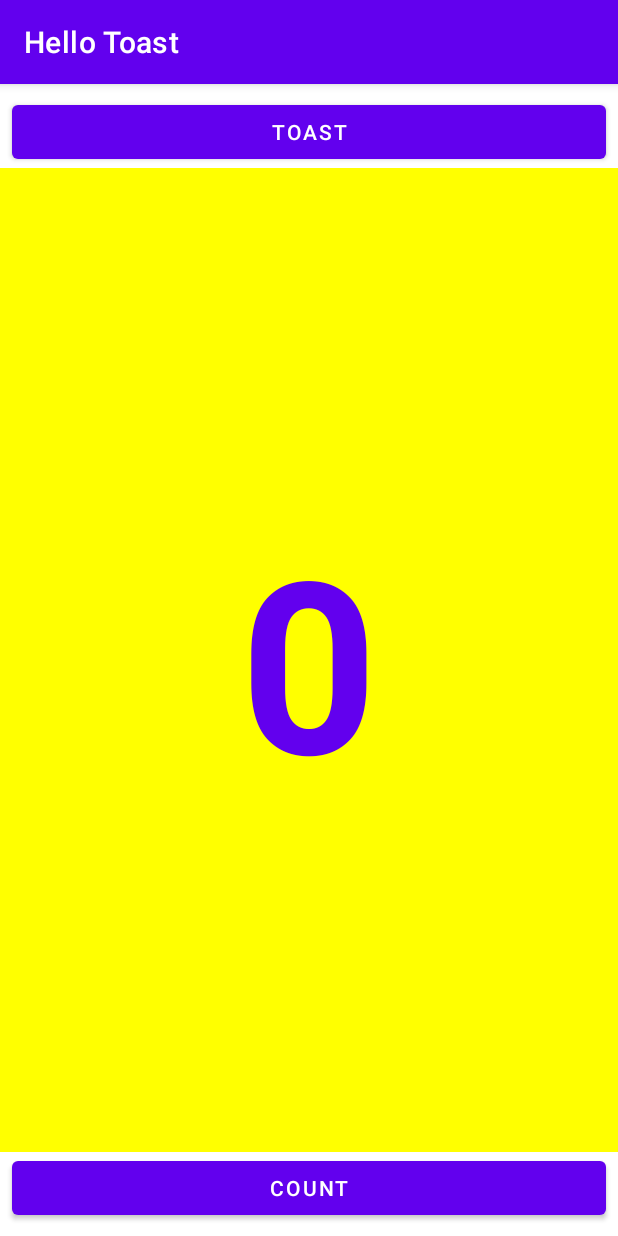
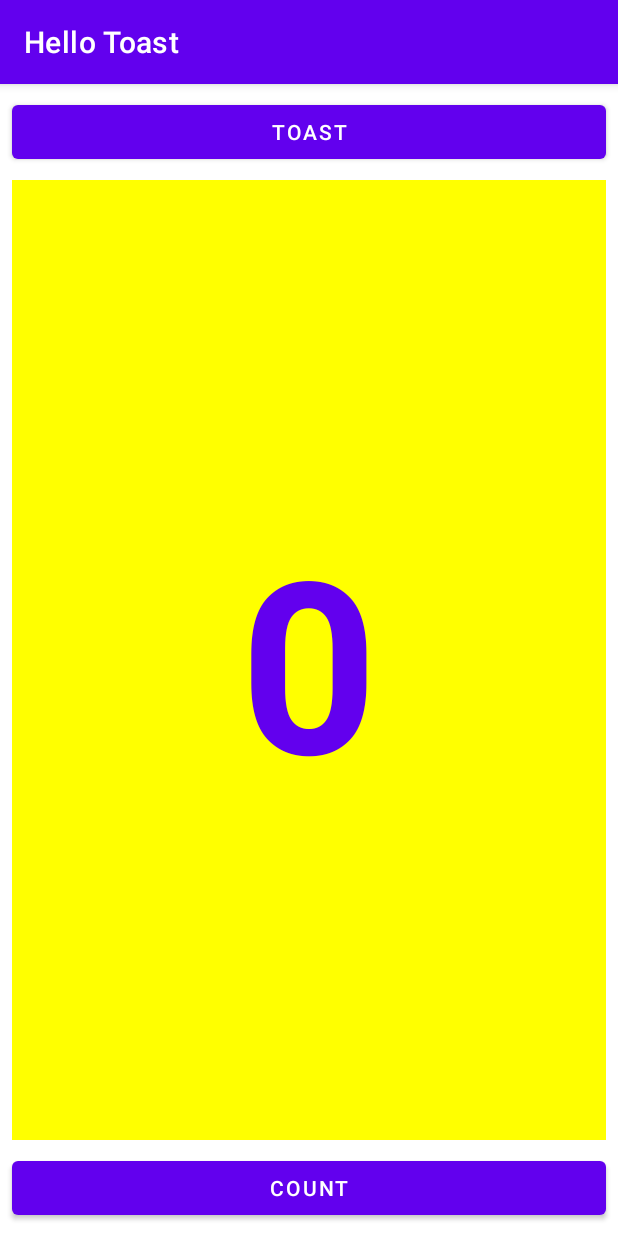
Before and after one commit to DashaVan/Andersen_hw2, an Android app: the screen it shows after launch (MainActivity), on a phone screen of 412 x 824 dp. Run offline under Robolectric (Android 15) with nearby library versions, the phone set to English and light mode, and no system bars; 4 statements that could not run were skipped.

Commit message:
lesson 1.2/B - task2 LinearLayout

```diff
--- a/HelloToast/app/src/main/res/layout/activity_main.xml
+++ b/HelloToast/app/src/main/res/layout/activity_main.xml
@@ -1,50 +1,45 @@
 <?xml version="1.0" encoding="utf-8"?>
-<androidx.constraintlayout.widget.ConstraintLayout xmlns:android="http://schemas.android.com/apk/res/android"
-    xmlns:app="http://schemas.android.com/apk/res-auto"
+<LinearLayout xmlns:android="http://schemas.android.com/apk/res/android"
     xmlns:tools="http://schemas.android.com/tools"
+    android:orientation="vertical"
     android:layout_width="match_parent"
     android:layout_height="match_parent"
     tools:context=".MainActivity">
 
     <Button
         android:id="@+id/button_toast"
-        android:layout_width="0dp"
+        android:layout_width="match_parent"
+        android:layout_height="wrap_content"
+        android:layout_marginEnd="8dp"
+        android:layout_marginStart="8dp"
+        android:layout_marginTop="8dp"
+        android:text="@string/toast" />
+
+    <TextView
+        android:id="@+id/show_count"
+        android:layout_width="match_parent"
         android:layout_height="wrap_content"
         android:layout_marginStart="8dp"
         android:layout_marginTop="8dp"
         android:layout_marginEnd="8dp"
-        android:text="@string/toast"
-        app:layout_constraintEnd_toEndOf="parent"
-        app:layout_constraintStart_toStartOf="parent"
-        app:layout_constraintTop_toTopOf="parent" />
-
-    <TextView
-        android:id="@+id/show_count"
-        android:layout_width="match_parent"
-        android:layout_height="0dp"
+        android:layout_marginBottom="8dp"
+        android:layout_weight="1"
         android:background="#FFFF00"
-        android:gravity="clip_vertical|center_vertical"
         android:text="@string/_0"
         android:textAlignment="center"
         android:textColor="@color/purple_500"
         android:textSize="160sp"
         android:textStyle="bold"
-        app:layout_constraintBottom_toTopOf="@+id/button_count"
-        app:layout_constraintLeft_toLeftOf="parent"
-        app:layout_constraintRight_toRightOf="parent"
-        app:layout_constraintTop_toBottomOf="@+id/button_toast"
+        android:gravity="center_vertical"
         tools:ignore="RtlCompat" />
 
     <Button
         android:id="@+id/button_count"
-        android:layout_width="0dp"
-        android:layout_height="wrap_content"
+        android:layout_width="match_parent"
         android:layout_marginStart="8dp"
         android:layout_marginEnd="8dp"
         android:layout_marginBottom="8dp"
-        android:text="@string/count"
-        app:layout_constraintBottom_toBottomOf="parent"
-        app:layout_constraintEnd_toEndOf="parent"
-        app:layout_constraintStart_toStartOf="parent" />
+        android:layout_height="wrap_content"
+        android:text="@string/count" />
 
-</androidx.constraintlayout.widget.ConstraintLayout>
+</LinearLayout>
```
